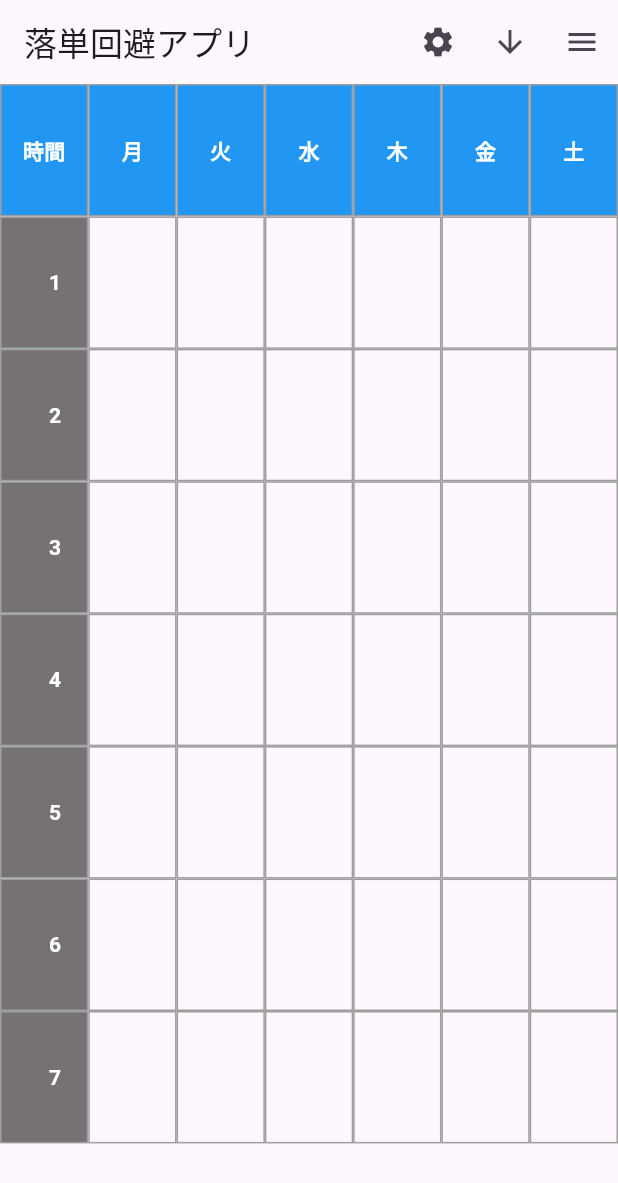
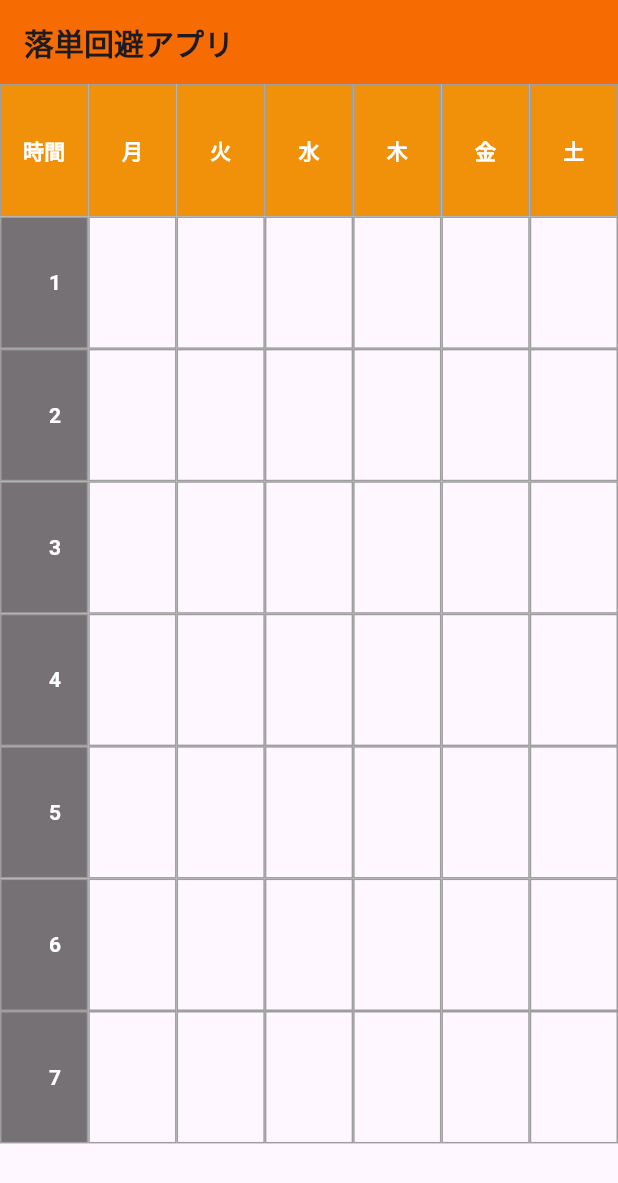
Before and after one commit to hashimo000/schedule_app, a Flutter app: the screen it shows after launch, on a phone screen of 412 x 824 dp. Shown: the top 1183 px of the screen. Run offline on Flutter 3.47's test engine with Material 3 defaults, Android fonts, the phone set to English and light mode, and no system bars; our stand-ins replace flutter_riverpod.

Commit message:
titile color change

```diff
--- a/lib/HomePage.dart
+++ b/lib/HomePage.dart
@@ -34,28 +34,15 @@ class _TimetableScreenState extends State<TimetableScreen> {
 
     return Scaffold(
       appBar: AppBar(
-        title: const Text('落単回避アプリ'),
-        actions: [
-          IconButton(
-            icon: Icon(Icons.settings),
-            onPressed: () {
-
-            },
-          ),
-          IconButton(
-            icon: Icon(Icons.arrow_downward),
-            onPressed: () {
-
-            },
-          ),
-          IconButton(
-            icon: Icon(Icons.menu),
-            onPressed: () {
-
-            },
-          ),
-        ],
-      ),
+       title: const Text(
+              '落単回避アプリ',
+       style: TextStyle(
+      fontSize: 20, // フォントサイズを20に設定
+      fontWeight: FontWeight.bold, // フォントを太く設定
+    ),
+  ),
+  backgroundColor: Color.fromARGB(255, 246, 108, 2), // AppBarの背景色を設定
+  ),
       body: TimetableGrid(),
     );
   }
@@ -84,7 +71,7 @@ class TimetableGrid extends ConsumerWidget {
           return Container(
             decoration: BoxDecoration(
               border: Border.all(color: Colors.grey),
-              color: Colors.blue,
+              color: Color.fromARGB(255, 241, 144, 9),
             ),
             child: Center(
               child: Text(
```
